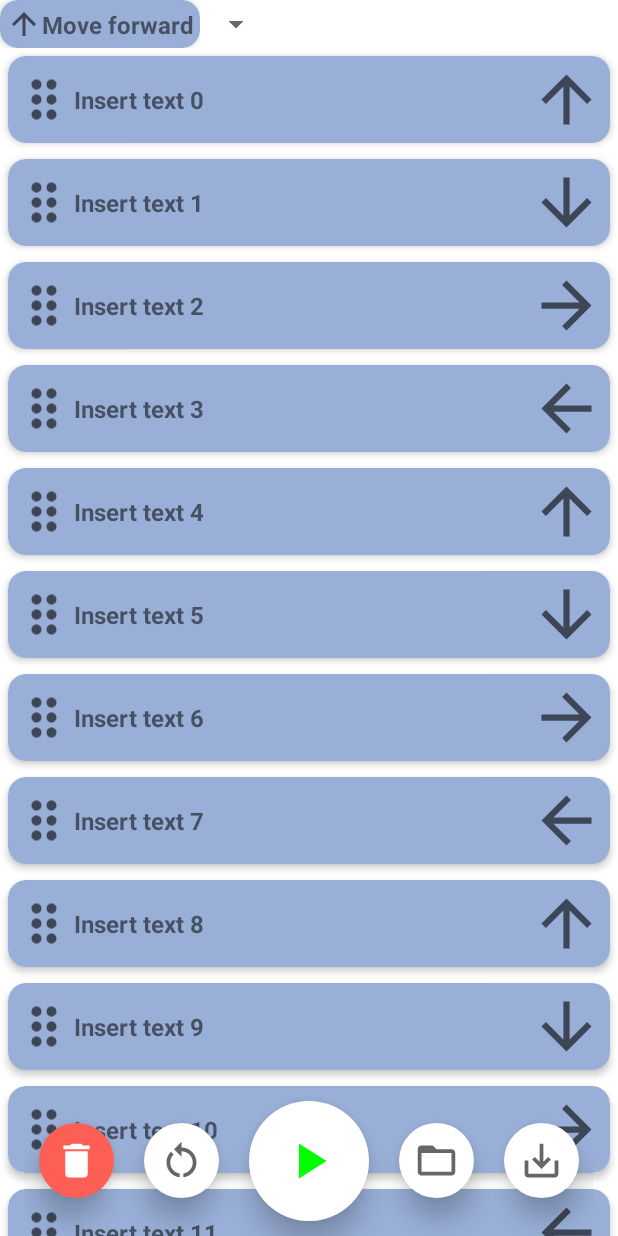
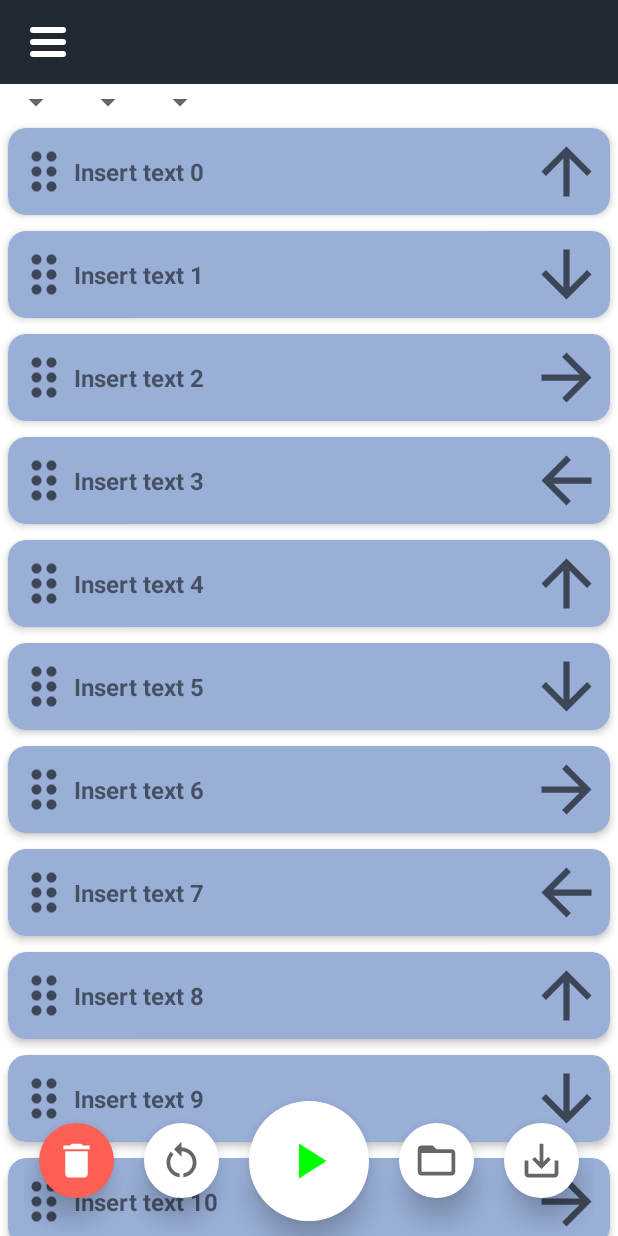
Before and after one commit to azaqis/Turtle, an Android app: the ProgrammingActivity screen opened directly, with no data from a screen before it, on a phone screen of 412 x 824 dp. Run offline under Robolectric (Android 15) with nearby library versions, the phone set to English and light mode, and no system bars; 2 statements that could not run were skipped.

Commit message:
Hamburger menu added
Added menu to programming activity

```diff
--- a/app/src/main/java/se/anad19ps/student/turtle/ProgrammingActivity.kt
+++ b/app/src/main/java/se/anad19ps/student/turtle/ProgrammingActivity.kt
@@ -36,6 +36,8 @@ class ProgrammingActivity : AppCompatActivity(), RecyclerAdapter.ItemClickListen
     override fun onCreate(savedInstanceState: Bundle?) {
         super.onCreate(savedInstanceState)
         setContentView(R.layout.activity_programming)
+
+        HamburgerMenu().setUpHamburgerMenu(this, navView, drawerLayout, hamburgerMenuIcon)
 
         populateListGarbage(100)
 
--- a/app/src/main/res/layout/activity_programming.xml
+++ b/app/src/main/res/layout/activity_programming.xml
@@ -5,18 +5,35 @@
     android:layout_width="match_parent"
     android:layout_height="match_parent"
     tools:context=".ProgrammingActivity">
+    <include
+        layout="@layout/top_bar">
+    </include>
+
+
+
     <LinearLayout
         android:layout_width="match_parent"
         android:layout_height="0dp"
-        android:id="@+id/linearLayoutTest"
+        android:id="@+id/programming_spinner_linear_layout"
+        app:layout_constraintTop_toBottomOf="@+id/top_bar"
         app:layout_constraintStart_toStartOf="parent"
         app:layout_constraintEnd_toEndOf="parent"
-        app:layout_constraintBottom_toTopOf="@+id/programming_recycle_view">
+        android:weightSum="3">
 
         <Spinner
             android:layout_width="wrap_content"
             android:layout_height="wrap_content"
-            android:id="@+id/spinner"/>
+            android:id="@+id/programming_spinner_driving" />
+
+        <Spinner
+            android:layout_width="wrap_content"
+            android:layout_height="wrap_content"
+            android:id="@+id/programming_spinner_modules"/>
+
+        <Spinner
+            android:layout_width="wrap_content"
+            android:layout_height="wrap_content"
+            android:id="@+id/programming_spinner_custom"/>
 
     </LinearLayout>
 
@@ -25,7 +42,7 @@
         android:layout_width="match_parent"
         android:layout_height="wrap_content"
         android:id="@+id/programming_recycle_view"
-        app:layout_constraintTop_toTopOf="@+id/linearLayoutTest"/>
+        app:layout_constraintTop_toBottomOf="@+id/programming_spinner_linear_layout"/>
 
     <LinearLayout
         android:layout_width="wrap_content"
@@ -91,5 +108,8 @@
             android:layout_margin="10dp"/>
     </LinearLayout>
 
+    <include
+        layout="@layout/drawer_layout">
+    </include>
 
 </androidx.constraintlayout.widget.ConstraintLayout>
```
